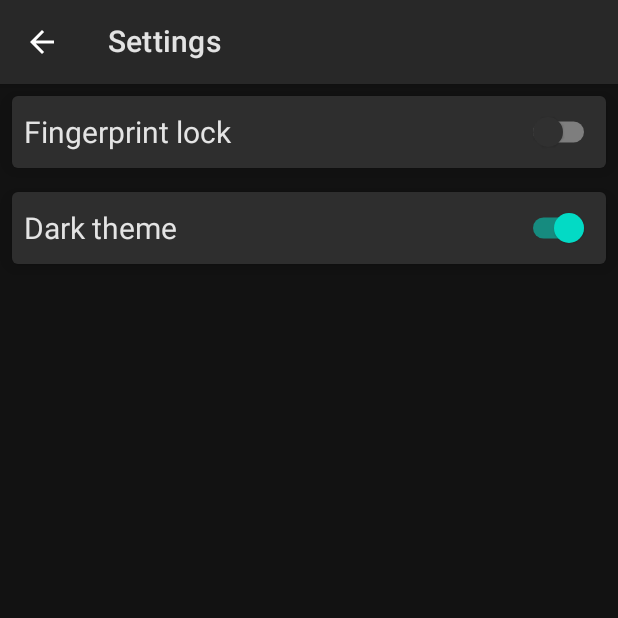
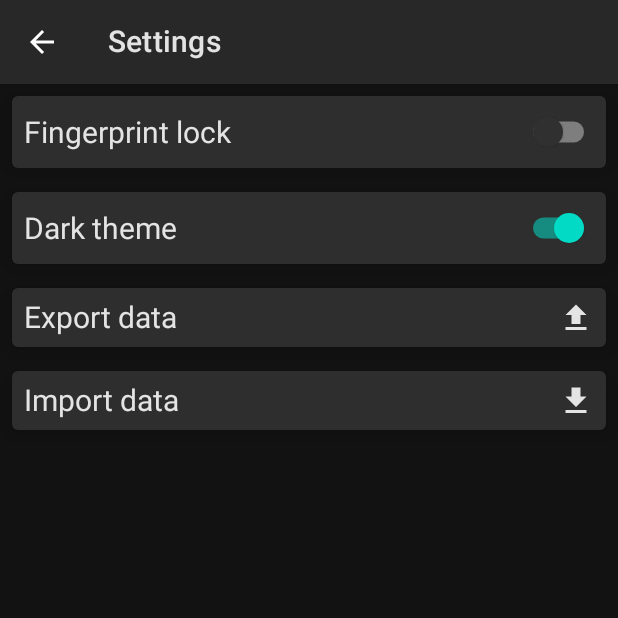
Before and after one commit to tberchanov/mapa, an Android app built with Jetpack Compose: the SettingsScreen screen opened through its navigation route, after a tap on "Dark theme", on a phone screen of 412 x 824 dp, the top half of it. Run offline under Robolectric (Android 15) with nearby library versions, the light colour scheme and no system bars; our stand-ins replace Dagger/Hilt's generated code, livedata-compose; libraries missing offline, so code that uses them is left out: androidx.hilt.lifecycle, com.scottyab.rootbeer; pictures from the network do not load; 3 statements that could not run were skipped.

Commit message:
data import export

```diff
--- a/app/src/main/java/com/application/mapa/di/DatabaseFactory.kt
+++ b/app/src/main/java/com/application/mapa/di/DatabaseFactory.kt
@@ -6,7 +6,6 @@ import com.application.mapa.feature.encryption.database.Decryptor
 import dagger.hilt.android.qualifiers.ApplicationContext
 
 class DatabaseFactory(
-    @ApplicationContext
     private val context: Context,
     private val decryptor: Decryptor
 ) {
--- a/app/src/main/java/com/application/mapa/feature/settings/SettingsScreen.kt
+++ b/app/src/main/java/com/application/mapa/feature/settings/SettingsScreen.kt
@@ -15,6 +15,7 @@ import com.application.mapa.feature.settings.model.SettingsAction.EnterPasswordD
 import com.application.mapa.feature.settings.ui.EnterPasswordDialog
 import com.application.mapa.feature.settings.ui.SettingItem
 import com.application.mapa.ui.components.BackIconButton
+import com.application.mapa.ui.components.FullscreenProgress
 
 @Composable
 fun SettingsScreen(
@@ -45,6 +46,10 @@ fun SettingsScreen(
         }
     )
 
+    if (state?.showProgress == true) {
+        FullscreenProgress()
+    }
+
     if (state?.showEnterPasswordDialog == true) {
         EnterPasswordDialog(
             onDialogConfirmed = { viewModel.postAction(EnterPasswordDialogConfirm(it)) },
--- a/app/src/main/java/com/application/mapa/feature/settings/SettingsViewModel.kt
+++ b/app/src/main/java/com/application/mapa/feature/settings/SettingsViewModel.kt
@@ -1,23 +1,22 @@
 package com.application.mapa.feature.settings
 
+import android.util.Log
 import androidx.hilt.lifecycle.ViewModelInject
-import androidx.lifecycle.LiveData
-import androidx.lifecycle.MutableLiveData
-import androidx.lifecycle.ViewModel
-import androidx.lifecycle.asLiveData
+import androidx.lifecycle.*
 import com.application.mapa.feature.fingerprint.repository.CiphertextRepository
 import com.application.mapa.feature.fingerprint.usecase.EncryptAndStoreDataUseCase
 import com.application.mapa.feature.fingerprint.usecase.ShowBiometricPromptForEncryptionUseCase
-import com.application.mapa.feature.settings.model.SettingsAction
+import com.application.mapa.feature.settings.model.*
 import com.application.mapa.feature.settings.model.SettingsAction.*
-import com.application.mapa.feature.settings.model.SettingsId
-import com.application.mapa.feature.settings.model.SettingsItem
-import com.application.mapa.feature.settings.model.SettingsState
 import com.application.mapa.feature.settings.repository.SettingsRepository
+import com.application.mapa.feature.settings.usecase.ExportDataUseCase
 import com.application.mapa.feature.settings.usecase.GetSettingsUseCase
 import com.application.mapa.feature.settings.usecase.InitSettingsUseCase
 import com.application.mapa.feature.settings.usecase.SetDarkThemeUseCase
 import com.application.mapa.util.ActivityProvider
+import kotlinx.coroutines.Dispatchers
+import kotlinx.coroutines.launch
+import kotlinx.coroutines.withContext
 
 interface SettingsViewModel {
     val state: LiveData<SettingsState>
@@ -33,10 +32,11 @@ class SettingsViewModelImpl @ViewModelInject constructor(
     private val ciphertextRepository: CiphertextRepository,
     private val setDarkThemeUseCase: SetDarkThemeUseCase,
     initSettingsUseCase: InitSettingsUseCase,
-    settingsRepository: SettingsRepository
+    settingsRepository: SettingsRepository,
+    private val exportDataUseCase: ExportDataUseCase
 ) : ViewModel(), SettingsViewModel {
 
-    override val state = MutableLiveData(SettingsState(emptyList(), false))
+    override val state = MutableLiveData(SettingsState(emptyList(), false, showProgress = false))
 
     override val darkThemeEnabled = settingsRepository.observeDarkThemeEnabled().asLiveData()
 
@@ -48,13 +48,34 @@ class SettingsViewModelImpl @ViewModelInject constructor(
     }
 
     override fun postAction(action: SettingsAction): Unit = when (action) {
-        is ChangeBooleanSetting -> processChangeBooleanSettings(action)
+        is BooleanSettingChanged -> processChangeBooleanSettings(action)
         is EnterPasswordDialogCancel -> {
             state.value = state.value?.copy(showEnterPasswordDialog = false)
         }
         is EnterPasswordDialogConfirm -> {
             state.value = state.value?.copy(showEnterPasswordDialog = false)
             processEnterPasswordDialogConfirm(action.password)
+        }
+        is SettingClicked -> processSettingsClicked(action)
+    }
+
+    private fun processSettingsClicked(action: SettingClicked) {
+        when (action.id) {
+            SettingsId.IMPORT_DATA -> {
+                // TODO implement import data
+            }
+            SettingsId.EXPORT_DATA -> exportData()
+            else -> Log.d("SettingsViewModel", "${action.id} click is not processed!")
+        }
+    }
+
+    private fun exportData() {
+        viewModelScope.launch(Dispatchers.Main) {
+            state.value = state.value?.copy(showProgress = true)
+            withContext(Dispatchers.IO) {
+                exportDataUseCase.execute()
+            }
+            state.value = state.value?.copy(showProgress = false)
         }
     }
 
@@ -67,11 +88,12 @@ class SettingsViewModelImpl @ViewModelInject constructor(
         }
     }
 
-    private fun processChangeBooleanSettings(
-        action: ChangeBooleanSetting
-    ) = when (action.id) {
-        SettingsId.FINGERPRINT -> processChangeFingerprintSetting(action.value)
-        SettingsId.DARK_THEME -> processChangeDarkThemeSetting(action.value)
+    private fun processChangeBooleanSettings(action: BooleanSettingChanged) {
+        when (action.id) {
+            SettingsId.FINGERPRINT -> processChangeFingerprintSetting(action.value)
+            SettingsId.DARK_THEME -> processChangeDarkThemeSetting(action.value)
+            else -> Log.d("SettingsViewModel", "${action.id} is not a boolean setting!")
+        }
     }
 
     private fun processChangeDarkThemeSetting(darkThemeEnabled: Boolean) {
@@ -104,24 +126,32 @@ class SettingsViewModelImpl @ViewModelInject constructor(
         fingerprintEnabled: Boolean,
         settingsItems: List<SettingsItem>
     ): List<SettingsItem> {
-        return changeBooleanSettings(fingerprintEnabled, SettingsId.FINGERPRINT, settingsItems)
+        return changeSettingType(
+            SettingsType.Switch(fingerprintEnabled),
+            SettingsId.FINGERPRINT,
+            settingsItems
+        )
     }
 
     private fun changeDarkThemeSetting(
         darkThemeEnable: Boolean,
         settingsItems: List<SettingsItem>
     ): List<SettingsItem> {
-        return changeBooleanSettings(darkThemeEnable, SettingsId.DARK_THEME, settingsItems)
+        return changeSettingType(
+            SettingsType.Switch(darkThemeEnable),
+            SettingsId.DARK_THEME,
+            settingsItems
+        )
     }
 
-    private fun changeBooleanSettings(
-        value: Boolean,
+    private fun changeSettingType(
+        type: SettingsType,
         settingsId: SettingsId,
         settingsItems: List<SettingsItem>
     ): List<SettingsItem> {
         return settingsItems.map {
             if (it.id == settingsId) {
-                it.copy(value = value)
+                it.copy(type = type)
             } else {
                 it
             }
--- a/app/src/main/java/com/application/mapa/feature/settings/model/SettingsActions.kt
+++ b/app/src/main/java/com/application/mapa/feature/settings/model/SettingsActions.kt
@@ -1,7 +1,8 @@
 package com.application.mapa.feature.settings.model
 
 sealed class SettingsAction {
-    class ChangeBooleanSetting(val id: SettingsId, val value: Boolean) : SettingsAction()
+    data class BooleanSettingChanged(val id: SettingsId, val value: Boolean) : SettingsAction()
+    data class SettingClicked(val id: SettingsId) : SettingsAction()
     object EnterPasswordDialogCancel : SettingsAction()
-    class EnterPasswordDialogConfirm(val password: String) : SettingsAction()
+    data class EnterPasswordDialogConfirm(val password: String) : SettingsAction()
 }
--- a/app/src/main/java/com/application/mapa/feature/settings/model/SettingsId.kt
+++ b/app/src/main/java/com/application/mapa/feature/settings/model/SettingsId.kt
@@ -2,5 +2,7 @@ package com.application.mapa.feature.settings.model
 
 enum class SettingsId {
     FINGERPRINT,
-    DARK_THEME
+    DARK_THEME,
+    EXPORT_DATA,
+    IMPORT_DATA
 }
--- a/app/src/main/java/com/application/mapa/feature/settings/model/SettingsItem.kt
+++ b/app/src/main/java/com/application/mapa/feature/settings/model/SettingsItem.kt
@@ -3,6 +3,5 @@ package com.application.mapa.feature.settings.model
 data class SettingsItem(
     val title: String,
     val id: SettingsId,
-    val type: SettingsType,
-    val value: Boolean
+    val type: SettingsType
 )
--- a/app/src/main/java/com/application/mapa/feature/settings/model/SettingsState.kt
+++ b/app/src/main/java/com/application/mapa/feature/settings/model/SettingsState.kt
@@ -3,4 +3,5 @@ package com.application.mapa.feature.settings.model
 data class SettingsState(
     val settingsList: List<SettingsItem>,
     val showEnterPasswordDialog: Boolean,
+    val showProgress: Boolean
 )
--- a/app/src/main/java/com/application/mapa/feature/settings/model/SettingsType.kt
+++ b/app/src/main/java/com/application/mapa/feature/settings/model/SettingsType.kt
@@ -1,5 +1,8 @@
 package com.application.mapa.feature.settings.model
 
-enum class SettingsType {
-    SWITCH
+import androidx.annotation.DrawableRes
+
+sealed class SettingsType {
+    data class Switch(val value: Boolean) : SettingsType()
+    data class Icon(@DrawableRes val iconRes: Int) : SettingsType()
 }
--- a/app/src/main/java/com/application/mapa/feature/settings/ui/SettingsItems.kt
+++ b/app/src/main/java/com/application/mapa/feature/settings/ui/SettingsItems.kt
@@ -5,11 +5,13 @@ import androidx.compose.foundation.layout.Row
 import androidx.compose.foundation.layout.fillMaxWidth
 import androidx.compose.foundation.layout.padding
 import androidx.compose.material.Card
+import androidx.compose.material.Icon
 import androidx.compose.material.Switch
 import androidx.compose.material.Text
 import androidx.compose.runtime.Composable
 import androidx.compose.ui.Alignment
 import androidx.compose.ui.Modifier
+import androidx.compose.ui.res.painterResource
 import androidx.compose.ui.unit.dp
 import androidx.compose.ui.unit.sp
 import com.application.mapa.feature.settings.model.SettingsAction
@@ -22,18 +24,21 @@ fun SettingItem(
     onPostAction: (SettingsAction) -> Unit
 ) {
     when (item.type) {
-        SettingsType.SWITCH ->
-            SwitchSettingItem(
-                item = item,
-                onSettingClicked = {
-                    onPostAction(SettingsAction.ChangeBooleanSetting(item.id, !item.value))
-                }
-            )
+        is SettingsType.Switch ->
+            SwitchSettingItem(item.type, item) {
+                onPostAction(SettingsAction.BooleanSettingChanged(item.id, !item.type.value))
+            }
+        is SettingsType.Icon -> {
+            IconSettingItem(item.type, item) {
+                onPostAction(SettingsAction.SettingClicked(item.id))
+            }
+        }
     }
 }
 
 @Composable
 fun SwitchSettingItem(
+    type: SettingsType.Switch,
     item: SettingsItem,
     onSettingClicked: (SettingsItem) -> Unit
 ) {
@@ -56,7 +61,7 @@ fun SwitchSettingItem(
             )
             Switch(
                 modifier = Modifier.padding(horizontal = 8.dp),
-                checked = item.value,
+                checked = type.value,
                 onCheckedChange = {
                     onSettingClicked(item)
                 }
@@ -64,3 +69,34 @@ fun SwitchSettingItem(
         }
     }
 }
+
+@Composable
+fun IconSettingItem(
+    type: SettingsType.Icon,
+    item: SettingsItem,
+    onSettingClicked: (SettingsItem) -> Unit
+) {
+    Card(
+        modifier = Modifier
+            .padding(8.dp)
+            .fillMaxWidth()
+            .clickable(
+                onClick = { onSettingClicked(item) },
+            ),
+        elevation = 8.dp,
+    ) {
+        Row(verticalAlignment = Alignment.CenterVertically) {
+            Text(
+                modifier = Modifier
+                    .padding(8.dp)
+                    .weight(1f),
+                text = item.title,
+                fontSize = 20.sp
+            )
+            Icon(
+                modifier = Modifier.padding(horizontal = 8.dp),
+                painter = painterResource(id = type.iconRes), contentDescription = null
+            )
+        }
+    }
+}
--- a/app/src/main/java/com/application/mapa/feature/settings/usecase/GetSettingsUseCase.kt
+++ b/app/src/main/java/com/application/mapa/feature/settings/usecase/GetSettingsUseCase.kt
@@ -17,14 +17,22 @@ class GetSettingsUseCase(
             SettingsItem(
                 context.getString(R.string.fingerprint_setting),
                 SettingsId.FINGERPRINT,
-                SettingsType.SWITCH,
-                settingsRepository.isFingerprintEnabled()
+                SettingsType.Switch(settingsRepository.isFingerprintEnabled()),
             ),
             SettingsItem(
                 context.getString(R.string.dark_theme_setting),
                 SettingsId.DARK_THEME,
-                SettingsType.SWITCH,
-                settingsRepository.isDarkThemeEnabled()
+                SettingsType.Switch(settingsRepository.isDarkThemeEnabled())
+            ),
+            SettingsItem(
+                context.getString(R.string.export_data_setting),
+                SettingsId.EXPORT_DATA,
+                SettingsType.Icon(R.drawable.ic_export)
+            ),
+            SettingsItem(
+                context.getString(R.string.import_data_setting),
+                SettingsId.IMPORT_DATA,
+                SettingsType.Icon(R.drawable.ic_import)
             )
         )
     }
--- /dev/null
+++ b/app/src/main/res/drawable/ic_export.xml
@@ -0,0 +1,9 @@
+<vector xmlns:android="http://schemas.android.com/apk/res/android"
+    android:width="24dp"
+    android:height="24dp"
+    android:viewportWidth="24"
+    android:viewportHeight="24">
+    <path
+        android:fillColor="#FF000000"
+        android:pathData="M5,20h14v-2H5V20zM5,10h4v6h6v-6h4l-7,-7L5,10z" />
+</vector>
--- /dev/null
+++ b/app/src/main/res/drawable/ic_import.xml
@@ -0,0 +1,9 @@
+<vector xmlns:android="http://schemas.android.com/apk/res/android"
+    android:width="24dp"
+    android:height="24dp"
+    android:viewportWidth="24"
+    android:viewportHeight="24">
+    <path
+        android:fillColor="#000000"
+        android:pathData="M5,20h14v-2H5V20zM19,9h-4V3H9v6H5l7,7L19,9z" />
+</vector>
--- a/app/src/main/res/values/colors.xml
+++ b/app/src/main/res/values/colors.xml
@@ -8,4 +8,5 @@
     <color name="black">#FF000000</color>
     <color name="white">#FFFFFFFF</color>
     <color name="gray">#CCB6B6B6</color>
+    <color name="progress_bg_color">#80000000</color>
 </resources>
--- a/app/src/main/res/values/strings.xml
+++ b/app/src/main/res/values/strings.xml
@@ -10,6 +10,8 @@
     <string name="settings">Settings</string>
     <string name="fingerprint_setting">Fingerprint lock</string>
     <string name="dark_theme_setting">Dark theme</string>
+    <string name="export_data_setting">Export data</string>
+    <string name="import_data_setting">Import data</string>
     <string name="enter_master_password">Enter your master password</string>
     <string name="enter_password_dialog_description">If you will have entered incorrect password, fingerprint lock will work incorrectly.\nMake sure that password is correct.</string>
     <string name="ok">OK</string>
```
Also changed, not shown: app/src/main/java/com/application/mapa/di/SettingsModule.kt (+7 -3 lines), app/src/main/java/com/application/mapa/feature/settings/usecase/ExportDataUseCase.kt (added, +19 -0 lines), app/src/main/java/com/application/mapa/feature/settings/usecase/ImportDataUseCase.kt (added, +10 -0 lines), app/src/main/java/com/application/mapa/ui/components/FullscreenProgress.kt (added, +32 -0 lines).
